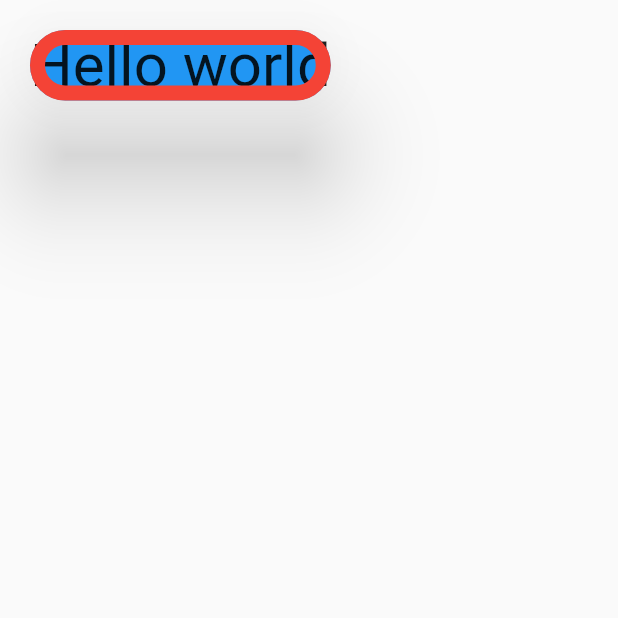
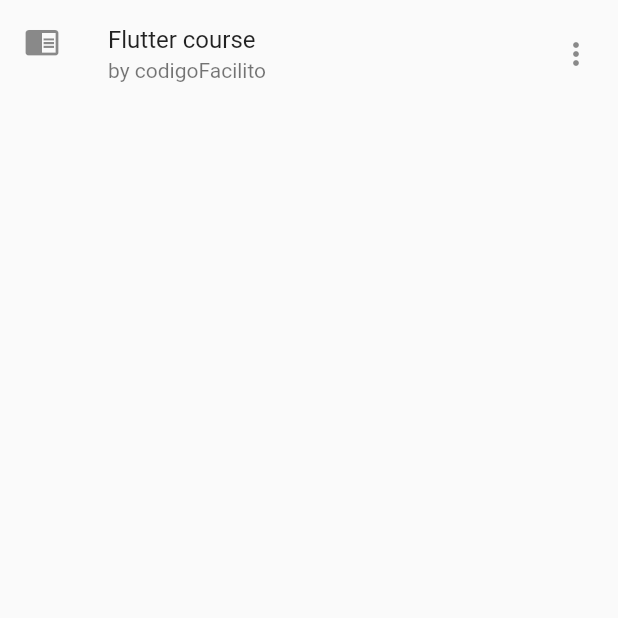
Before and after one commit to luzcry/FlutterBasics, a Flutter app: the screen it shows after launch, on a phone screen of 412 x 824 dp, the top half of it. Run offline on Flutter 3.47's test engine with Material 2 defaults, Android fonts, the phone set to English and light mode, and no system bars; our stand-ins replace page_transition; statements that could not run were skipped.

Commit message:
ListTile

```diff
--- a/lib/pages/PlaylistPage.dart
+++ b/lib/pages/PlaylistPage.dart
@@ -1,5 +1,5 @@
 import 'package:flutter/material.dart';
-import 'package:flutter_application_1/widgets/ListViewAndGridView/items/MyCard.dart';
+import 'package:flutter_application_1/widgets/ListViewAndGridView/items/ListTile.dart';
 
 class PlaylistPage extends StatefulWidget {
   @override
@@ -10,7 +10,7 @@ class PlaylistPageState extends State<PlaylistPage> {
   @override
   Widget build(BuildContext context) {
     return const Scaffold(
-      body: SafeArea(child: MyCard()),
+      body: SafeArea(child: MyListTile()),
     );
   }
 }
--- /dev/null
+++ b/lib/widgets/ListViewAndGridView/items/ListTile.dart
@@ -0,0 +1,25 @@
+import 'package:flutter/material.dart';
+
+class MyListTile extends StatelessWidget {
+  const MyListTile({super.key});
+
+  @override
+  Widget build(BuildContext context) {
+    return const ListTile(
+      title: Text(
+        "Flutter course",
+      ),
+      subtitle: Text(
+        "by codigoFacilito",
+      ),
+      trailing: Icon(Icons.more_vert),
+      leading: Icon(Icons.chrome_reader_mode),
+      onTap: () {
+        print("ListTile");
+      },
+      onLongPress: () {
+        print("ListTile");
+      },
+    );
+  }
+}
```
